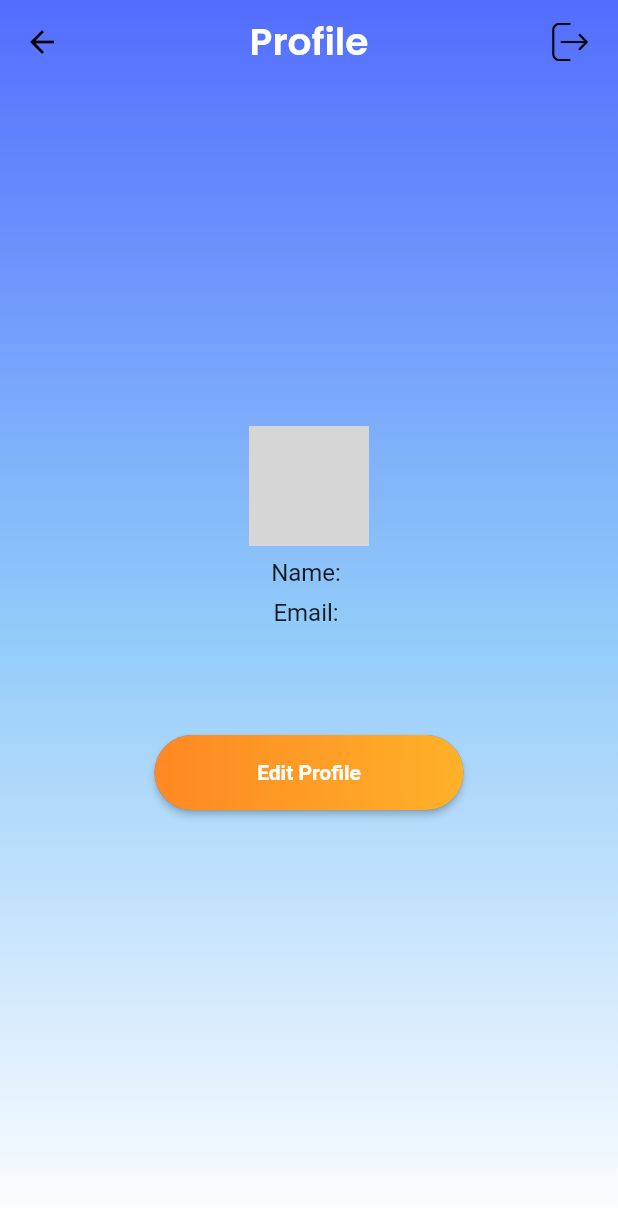
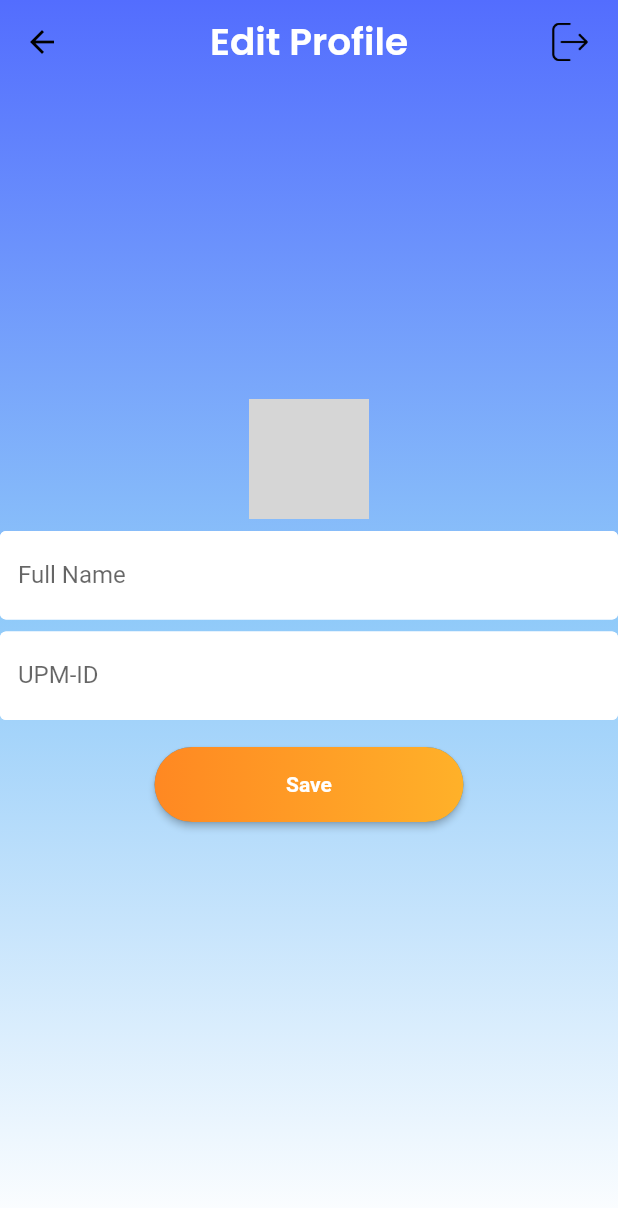
Before and after one commit to OsamahAbdullah99/sse3151_project, a Flutter app: the screen it shows once a user with an empty profile is signed in, after a tap on "Edit Profile", on a phone screen of 412 x 824 dp. Shown: the top 1208 px of the screen. Run offline on Flutter 3.47's test engine with Material 2 defaults, Android fonts, the phone set to English and light mode, and no system bars; our stand-ins replace cloud_firestore, email_validator, firebase_auth, firebase_core, google_fonts, google_sign_in; accounts and stored records are empty; network calls fail; grey boxes are pictures that could not be loaded.

Commit message:
Update: Editting Student Profile (in Progress)

```diff
--- a/lib/services/database.dart
+++ b/lib/services/database.dart
@@ -16,16 +16,22 @@ class DatabaseService {
   Future studentData(
     String name,
     String upmid,
+    String semester,
+    String faculty,
     String email,
-    int phonenumber,
+    String phonenumber,
+    String wechat,
     String password,
   ) async {
     return await studentCollection
       ..doc(uid).set({
         'fullName': name,
         'upmid': upmid,
+        'semester': semester,
+        'faculty': faculty,
         'email': email,
         'phoneNumber': phonenumber,
+        'wechat': wechat,
         'password': password,
       });
   }
@@ -34,14 +40,22 @@ class DatabaseService {
   Future updateStudentData(
     String name,
     String upmid,
+    String semester,
+    String faculty,
     String email,
-    int phonenumber,
+    String phonenumber,
+    String wechat,
+    String password,
   ) async {
     return await studentCollection.doc(uid).update({
       'fullName': name,
       'upmid': upmid,
+      'semester': semester,
+      'faculty': faculty,
       'email': email,
       'phoneNumber': phonenumber,
+      'wechat': wechat,
+      'password': password,
     });
   }
 
@@ -57,22 +71,25 @@ class DatabaseService {
   // }
 
   // userData from snapshot
-  // studentUserData _userDataFromSnapshot(DocumentSnapshot snapshot) {
-  //   return studentUserData(
-  //       uid: uid,
-  //       name: snapshot['fullName'],
-  //       upmid: snapshot['upmid'],
-  //       email: snapshot['email'],
-  //       phoneNumber: snapshot['phoneNumber']);
-  // }
+  studentUserData _studentDataFromSnapshot(DocumentSnapshot snapshot) {
+    return studentUserData(
+        uid: uid,
+        name: snapshot['fullName'],
+        upmid: snapshot['upmid'],
+        semester: snapshot['semester'],
+        faculty: snapshot['faculty'],
+        email: snapshot['email'],
+        wechat: snapshot['wechat'],
+        phoneNumber: snapshot['phoneNumber']);
+  }
 
   // // // get brews stream
   // // Stream<List<UserDisplay>> get users {
   // //   return studentCollection.snapshots().map(_userListFromSnapshot);
   // // }
 
-  // //get user doc stream
-  // Stream<studentUserData> get userData {
-  //   return studentCollection.doc(uid).snapshots().map(_userDataFromSnapshot);
-  // }
+  //get user doc stream
+  Stream<studentUserData> get studentsData {
+    return studentCollection.doc(uid).snapshots().map(_studentDataFromSnapshot);
+  }
 }
--- a/lib/student/editProfile.dart
+++ b/lib/student/editProfile.dart
@@ -1,149 +1,288 @@
-// import 'package:SSE3151_project/provider/googleSignIn.dart';
-// import 'package:SSE3151_project/services/database.dart';
-// import 'package:SSE3151_project/student_user.dart';
-// import 'package:cloud_firestore/cloud_firestore.dart';
-// import 'package:firebase_auth/firebase_auth.dart';
-// import 'package:flutter/material.dart';
-// import 'package:google_fonts/google_fonts.dart';
-// import 'package:provider/provider.dart';
+import 'package:SSE3151_project/provider/googleSignIn.dart';
+import 'package:SSE3151_project/services/database.dart';
+import 'package:SSE3151_project/student_user.dart';
+import 'package:cloud_firestore/cloud_firestore.dart';
+import 'package:firebase_auth/firebase_auth.dart';
+import 'package:flutter/material.dart';
+import 'package:google_fonts/google_fonts.dart';
+import 'package:provider/provider.dart';
 
-// class editProfile extends StatefulWidget {
-//   const editProfile({Key? key}) : super(key: key);
+class editProfile extends StatelessWidget {
+  final formKey = GlobalKey<FormState>();
 
-//   @override
-//   _editProfileState createState() => _editProfileState();
-// }
+  //controller
+  final FNCtrl = TextEditingController();
+  final MIDCtrl = TextEditingController();
+  final semCtrl = TextEditingController();
+  final PNCtrl = TextEditingController();
+  final emailCtrl = TextEditingController();
+  final wcCtrl = TextEditingController();
+  final passwordCtrl = TextEditingController();
 
-// class _editProfileState extends State<editProfile> {
-//   final _formKey = GlobalKey<FormState>();
-//   // final user = FirebaseAuth.instance.currentUser!;
+  final user = FirebaseAuth.instance.currentUser!;
 
-//   String? name;
-//   String? UPMID;
-//   String? semester;
-//   String? faculty;
-//   String? email;
-//   String? wechat;
+  String? image;
+  String? name;
+  String? UPMID;
+  String? semester;
+  String? faculty;
+  String? email;
+  String? wechat;
+  String? password;
+  String? phoneNumber;
 
-//   @override
-//   Widget build(BuildContext context) {
-//     final user = Provider.of<studentUserData>(context);
+  String? currentName;
+  String? currentUPMID;
+  String? currentSemester;
+  String? currentFaculty;
+  String? currentEmail;
+  String? currentWechat;
+  String? currentPassword;
+  String? currentPhoneNumber;
 
-//     return ChangeNotifierProvider(
-//         create: (context) => GoogleSignInProvider(),
-//         child: StreamBuilder<studentUserData>(
-//             stream: DatabaseService(uid: user.uid).userData,
-//             builder: (context, snapshot) {
-//               if (snapshot.hasData) {
-//                 studentUserData? userData = snapshot.data;
-//                 return Scaffold(
-//                   extendBodyBehindAppBar: true,
-//                   appBar: AppBar(
-//                     elevation: 0,
-//                     backgroundColor: Colors.transparent,
-//                     title: Text("Edit Profile",
-//                         style: GoogleFonts.poppins(
-//                             fontSize: 25, fontWeight: FontWeight.w600)),
-//                     centerTitle: true,
-//                     leading: IconButton(
-//                         icon: Icon(Icons.arrow_back, color: Colors.black),
-//                         onPressed: () => Navigator.pop(context)),
-//                     actions: [
-//                       TextButton(
-//                           onPressed: () {
-//                             //need to be fix: if user using google & if user using normal email
-//                             // final provider =
-//                             //     Provider.of<GoogleSignInProvider>(context, listen: false);
-//                             // provider.logout();
-//                             FirebaseAuth.instance.signOut();
-//                           },
-//                           child: Image.asset(
-//                             'assets/images/logoutIcon.png',
-//                             scale: 20,
-//                           )),
-//                     ],
-//                   ),
-//                   body: Container(
-//                     decoration: BoxDecoration(
-//                       gradient: LinearGradient(
-//                           colors: [
-//                             Colors.indigoAccent,
-//                             Colors.blue.shade200,
-//                             Colors.white
-//                           ],
-//                           // stops: [0.2, 0.8, 1],
-//                           begin: Alignment.topCenter,
-//                           end: Alignment.bottomCenter),
-//                     ),
-//                     alignment: Alignment.center,
-//                     child: Column(
-//                       mainAxisAlignment: MainAxisAlignment.center,
-//                       children: [
-//                         // CircleAvatar(
-//                         //   radius: 40,
-//                         //   backgroundImage: NetworkImage(user.photoURL!),
-//                         // ),
-//                         // SizedBox(height: 8),
-//                         // Padding(
-//                         //   padding:
-//                         //       EdgeInsets.symmetric(horizontal: 30, vertical: 10),
-//                         //   child: TextFormField(
-//                         //     initialValue: user.displayName!,
-//                         //     style: TextStyle(fontSize: 16),
-//                         //     decoration:
-//                         //         InputDecoration(border: OutlineInputBorder()),
-//                         //   ),
-//                         // ),
+  void setVariable() {
+    name = FNCtrl.text;
+    UPMID = MIDCtrl.text;
+    semester = semCtrl.text;
+    // faculty = ;
+    email = emailCtrl.text;
+    wechat = wcCtrl.text;
+    password = passwordCtrl.text;
+    phoneNumber = PNCtrl.text;
+  }
 
-//                         // SizedBox(height: 8),
-//                         // Text(
-//                         //   'Email: ' + user.email!,
-//                         //   style: TextStyle(fontSize: 16),
-//                         // ),
-//                         // //phone number is not available for those who sign in through google.
-//                         // //so, we need the profile that can be edited to update their phone number
+  Future getStudentData() async {
+    final studentInfo = await FirebaseFirestore.instance
+        .collection('students')
+        .doc(user.uid)
+        .get();
 
-//                         // SizedBox(height: 8),
-//                         // Padding(
-//                         //   padding: const EdgeInsets.symmetric(
-//                         //       horizontal: 30, vertical: 10),
-//                         //   child: Container(
-//                         //     decoration: BoxDecoration(
-//                         //       color: Colors.white70,
-//                         //       borderRadius: new BorderRadius.circular(10.0),
-//                         //     ),
-//                         //     // child: Padding(
-//                         //     //   padding: EdgeInsets.symmetric(horizontal: 30, vertical: 10),
-//                         //     child: TextFormField(
-//                         //       initialValue: user.displayName!,
-//                         //       style: TextStyle(fontSize: 16),
-//                         //       decoration: InputDecoration(
-//                         //         border: OutlineInputBorder(),
-//                         //         fillColor: Colors.white,
-//                         //       ),
-//                         //     ),
-//                         //   ),
-//                         // ),
-//                         // ),
-//                       ],
-//                     ),
-//                   ),
-//                 );
-//               } else {
-//                 return CircularProgressIndicator();
-//               }
-//             }));
-//   }
+    image = studentInfo.get('image');
+    currentName = studentInfo.get('fullName');
+    currentUPMID = studentInfo.get('upmid');
+    currentSemester = studentInfo.get('semester');
+    currentFaculty = studentInfo.get('faculty');
+    currentEmail = studentInfo.get('email');
+    currentWechat = studentInfo.get('wechat');
+    currentPassword = studentInfo.get('password');
+    currentPhoneNumber = studentInfo.get('phoneNumber');
 
-//   Future editProfile() async {
-//     User user = FirebaseAuth.instance.currentUser!;
+    FNCtrl.text = currentName!;
+    MIDCtrl.text = currentUPMID!;
+    semCtrl.text = currentSemester!;
+    PNCtrl.text = currentPhoneNumber!;
+    emailCtrl.text = currentEmail!;
+    wcCtrl.text = currentWechat!;
+    passwordCtrl.text = currentPassword!;
 
-//     await FirebaseFirestore.instance.collection("users").doc(user.uid).set({
-//       'uid': user.uid,
-//       'fullName': user.displayName,
-//       'id': '',
-//       'email': user.email,
-//       'phoneNumber': '',
-//     });
-//   }
-// }
+    // image = studentInfo.data()!['image'];
+    // currentName = studentInfo.data()!['fullName'];
+    // currentUPMID = studentInfo.data()!['upmid'];
+    // currentSemester = studentInfo.data()!['semester'];
+    // currentFaculty = studentInfo.data()!['faculty'];
+    // currentEmail = studentInfo.data()!['email'];
+    // currentWechat = studentInfo.data()!['wechat'];
+    // currentPassword = studentInfo.data()!['password'];
+    // currentPhoneNumber = studentInfo.data()!['phoneNumber'];
+
+    print('getting...');
+  }
+
+  studentUser? student;
+
+  @override
+  Widget build(BuildContext context) {
+    Size size = MediaQuery.of(context).size;
+    // final user = Provider.of<studentUserData>(context);
+    getStudentData();
+    return Scaffold(
+      extendBodyBehindAppBar: true,
+      appBar: AppBar(
+        elevation: 0,
+        backgroundColor: Colors.transparent,
+        title: Text("Edit Profile",
+            style:
+                GoogleFonts.poppins(fontSize: 25, fontWeight: FontWeight.w600)),
+        centerTitle: true,
+        leading: IconButton(
+            icon: Icon(Icons.arrow_back, color: Colors.black),
+            onPressed: () => Navigator.pop(context)),
+        actions: [
+          TextButton(
+              onPressed: () {
+                //need to be fix: if user using google & if user using normal email
+                // final provider =
+                //     Provider.of<GoogleSignInProvider>(context, listen: false);
+                // provider.logout();
+                FirebaseAuth.instance.signOut();
+              },
+              child: Image.asset(
+                'assets/images/logoutIcon.png',
+                scale: 20,
+              )),
+        ],
+      ),
+      body: Container(
+        decoration: BoxDecoration(
+          gradient: LinearGradient(
+              colors: [Colors.indigoAccent, Colors.blue.shade200, Colors.white],
+              // stops: [0.2, 0.8, 1],
+              begin: Alignment.topCenter,
+              end: Alignment.bottomCenter),
+        ),
+        alignment: Alignment.center,
+        child: Column(
+          mainAxisAlignment: MainAxisAlignment.center,
+          children: [
+            CircleAvatar(
+              radius: 40,
+              backgroundImage: NetworkImage(image ??
+                  'https://firebasestorage.googleapis.com/v0/b/padvisor-45b73.appspot.com/o/default2_stdicon.jpg?alt=media&token=2e4518de-036f-47b6-9010-23588e9a6fe4'),
+            ),
+            SizedBox(height: 8),
+            TextFormField(
+              // initialValue: currentName,
+              controller: FNCtrl,
+              decoration: InputDecoration(
+                labelText: 'Full Name',
+                hintText: currentName,
+                fillColor: Colors.white,
+                filled: true,
+                enabledBorder: OutlineInputBorder(
+                  borderSide: BorderSide(color: Colors.white, width: 2.0),
+                ),
+              ),
+              validator: (val) => val!.isEmpty ? 'Please enter a name' : null,
+              // onChanged: (val) => setState(() {
+              //   currentName = val;
+              // }),
+            ),
+            SizedBox(height: 8),
+            TextFormField(
+              // initialValue: currentUPMID,
+              controller: MIDCtrl,
+              decoration: InputDecoration(
+                labelText: 'UPM-ID',
+                hintText: currentUPMID,
+                fillColor: Colors.white,
+                filled: true,
+                enabledBorder: OutlineInputBorder(
+                  borderSide: BorderSide(color: Colors.white, width: 2.0),
+                ),
+              ),
+              validator: (val) => val != null && val.length < 6
+                  ? 'This field cannot be empty'
+                  : null,
+              // onChanged: (val) => setState(() {
+              //   currentUPMID = val;
+              // }),
+            ),
+            SizedBox(height: 8),
+            // TextFormField(
+            //   initialValue: currentName,
+            //   decoration: InputDecoration(
+            //     labelText: 'Full Name',
+            //     hintText: currentName,
+            //     fillColor: Colors.white,
+            //     filled: true,
+            //     enabledBorder: OutlineInputBorder(
+            //       borderSide: BorderSide(color: Colors.white, width: 2.0),
+            //     ),
+            //   ),
+            //   validator: (val) => val!.isEmpty ? 'Please enter a name' : null,
+            //   onChanged: (val) => setState(() {
+            //     currentName = val;
+            //   }),
+            // ),
+
+            // SizedBox(height: 8),
+            // Text(
+            //   'Email: ' + user.email!,
+            //   style: TextStyle(fontSize: 16),
+            // ),
+            // //phone number is not available for those who sign in through google.
+            // //so, we need the profile that can be edited to update their phone number
+
+            // SizedBox(height: 8),
+            // Padding(
+            //   padding: const EdgeInsets.symmetric(
+            //       horizontal: 30, vertical: 10),
+            //   child: Container(
+            //     decoration: BoxDecoration(
+            //       color: Colors.white70,
+            //       borderRadius: new BorderRadius.circular(10.0),
+            //     ),
+            //     // child: Padding(
+            //     //   padding: EdgeInsets.symmetric(horizontal: 30, vertical: 10),
+            //     child: TextFormField(
+            //       initialValue: user.displayName!,
+            //       style: TextStyle(fontSize: 16),
+            //       decoration: InputDecoration(
+            //         border: OutlineInputBorder(),
+            //         fillColor: Colors.white,
+            //       ),
+            //     ),
+            //   ),
+            // ),
+            // ),
+            Container(
+              alignment: Alignment.center,
+              margin: EdgeInsets.symmetric(horizontal: 40, vertical: 10),
+              child: ElevatedButton(
+                onPressed: () async {
+                  if (formKey.currentState!.validate()) {
+                    name = FNCtrl.text.trim();
+                    UPMID = MIDCtrl.text.trim();
+                    // final String semester = semCtrl.text;
+                    // final String faculty = _faculty!;
+                    // final String email = emailCtrl.text.trim();
+                    // final String phoneNumber = PNCtrl.text.trim();
+                    // final String wechat = wcCtrl.text.trim();
+                    // final String password = passwordCtrl.text.trim();
+
+                    User user = FirebaseAuth.instance.currentUser!;
+
+                    await FirebaseFirestore.instance
+                        .collection("users")
+                        .doc(user.uid)
+                        .update({
+                      'fullName': name,
+                      'upmid': UPMID,
+                      // 'email': email,
+                      // 'phoneNumber': '',
+                    });
+
+                    Navigator.pop(context);
+                  }
+                },
+                style: ButtonStyle(
+                    padding: MaterialStateProperty.all(EdgeInsets.all(0)),
+                    shape: MaterialStateProperty.all<RoundedRectangleBorder>(
+                        RoundedRectangleBorder(
+                      borderRadius: BorderRadius.circular(80.0),
+                    ))),
+                child: Container(
+                  alignment: Alignment.center,
+                  height: 50.0,
+                  width: size.width * 0.5,
+                  decoration: new BoxDecoration(
+                      borderRadius: BorderRadius.circular(80.0),
+                      gradient: new LinearGradient(colors: [
+                        Color.fromARGB(255, 255, 136, 34),
+                        Color.fromARGB(255, 255, 177, 41)
+                      ])),
+                  padding: const EdgeInsets.all(0),
+                  child: Text(
+                    "Save",
+                    textAlign: TextAlign.center,
+                    style: TextStyle(fontWeight: FontWeight.bold),
+                  ),
+                ),
+              ),
+            ),
+          ],
+        ),
+      ),
+    );
+  }
+}
--- a/lib/student/profile.dart
+++ b/lib/student/profile.dart
@@ -1,7 +1,7 @@
 import 'package:SSE3151_project/login.dart';
 import 'package:SSE3151_project/provider/googleSignIn.dart';
 import 'package:SSE3151_project/student/DashboardStudent.dart';
-// import 'package:SSE3151_project/student/editProfile.dart';
+import 'package:SSE3151_project/student/editProfile.dart';
 import 'package:cloud_firestore/cloud_firestore.dart';
 import 'package:firebase_auth/firebase_auth.dart';
 import 'package:google_fonts/google_fonts.dart';
@@ -179,10 +179,8 @@ class _Student_ProfileState extends State<Student_Profile> {
             SizedBox(height: 8),
             ElevatedButton(
               onPressed: () {
-                // Navigator.push(
-                //     context,
-                //     MaterialPageRoute(
-                //         builder: (context) => editProfile()));
+                Navigator.push(context,
+                    MaterialPageRoute(builder: (context) => editProfile()));
               },
               style: ButtonStyle(
                   padding: MaterialStateProperty.all(EdgeInsets.all(0)),
--- a/lib/student_user.dart
+++ b/lib/student_user.dart
@@ -9,31 +9,37 @@ class studentUser {
   String? faculty;
   String? email;
   String? wechat;
-  int? phoneNumber;
+  String? phoneNumber;
 
-  studentUserData(String name, String upmid, String semester, String faculty,
-      String email, String wechat, int phoneNumber) {
-    this.name = name;
-    this.umpid = upmid;
-    this.semester = semester;
-    this.faculty = faculty;
-    this.email = email;
-    this.wechat = wechat;
-    this.phoneNumber = phoneNumber;
-  }
+  // studentUserData(String name, String upmid, String semester, String faculty,
+  //     String email, String wechat, String phoneNumber) {
+  //   this.name = name;
+  //   this.umpid = upmid;
+  //   this.semester = semester;
+  //   this.faculty = faculty;
+  //   this.email = email;
+  //   this.wechat = wechat;
+  //   this.phoneNumber = phoneNumber;
+  // }
 }
 
-// class studentUserData {
-//   final String uid;
-//   final String name;
-//   final String upmid;
-//   final String email;
-//   final int phoneNumber;
+class studentUserData {
+  final String uid;
+  final String name;
+  final String upmid;
+  final String semester;
+  final String faculty;
+  final String email;
+  final String wechat;
+  final String phoneNumber;
 
-//   studentUserData(
-//       {required this.uid,
-//       required this.name,
-//       required this.upmid,
-//       required this.email,
-//       required this.phoneNumber});
-// }
+  studentUserData(
+      {required this.uid,
+      required this.name,
+      required this.upmid,
+      required this.semester,
+      required this.faculty,
+      required this.email,
+      required this.wechat,
+      required this.phoneNumber});
+}
--- /dev/null
+++ b/lib/textInputDeco.dart
@@ -0,0 +1,12 @@
+import 'package:flutter/material.dart';
+
+const textInputDecoration = InputDecoration(
+  fillColor: Colors.pink,
+  filled: true,
+  enabledBorder: OutlineInputBorder(
+    borderSide: BorderSide(color: Colors.white, width: 2.0),
+  ),
+  focusedBorder: OutlineInputBorder(
+    borderSide: BorderSide(color: Colors.pink, width: 2.0),
+  ),
+);
```
Also changed, not shown: 1 other file.
